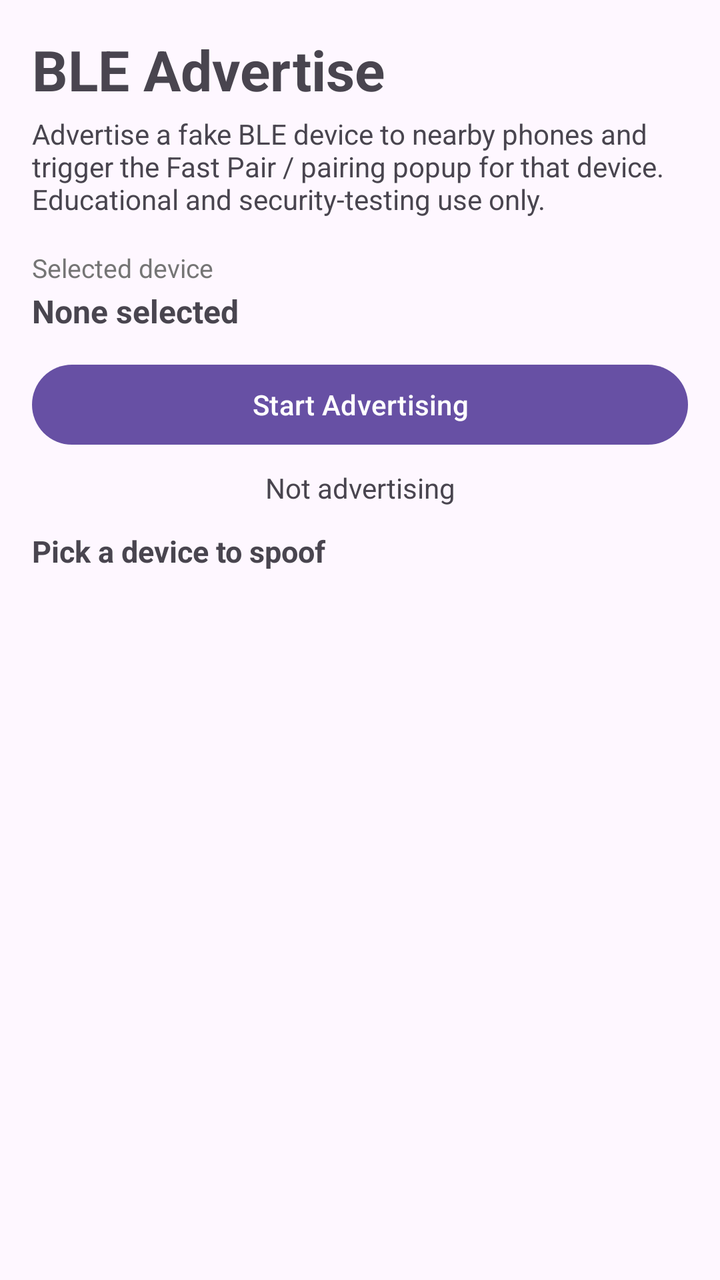
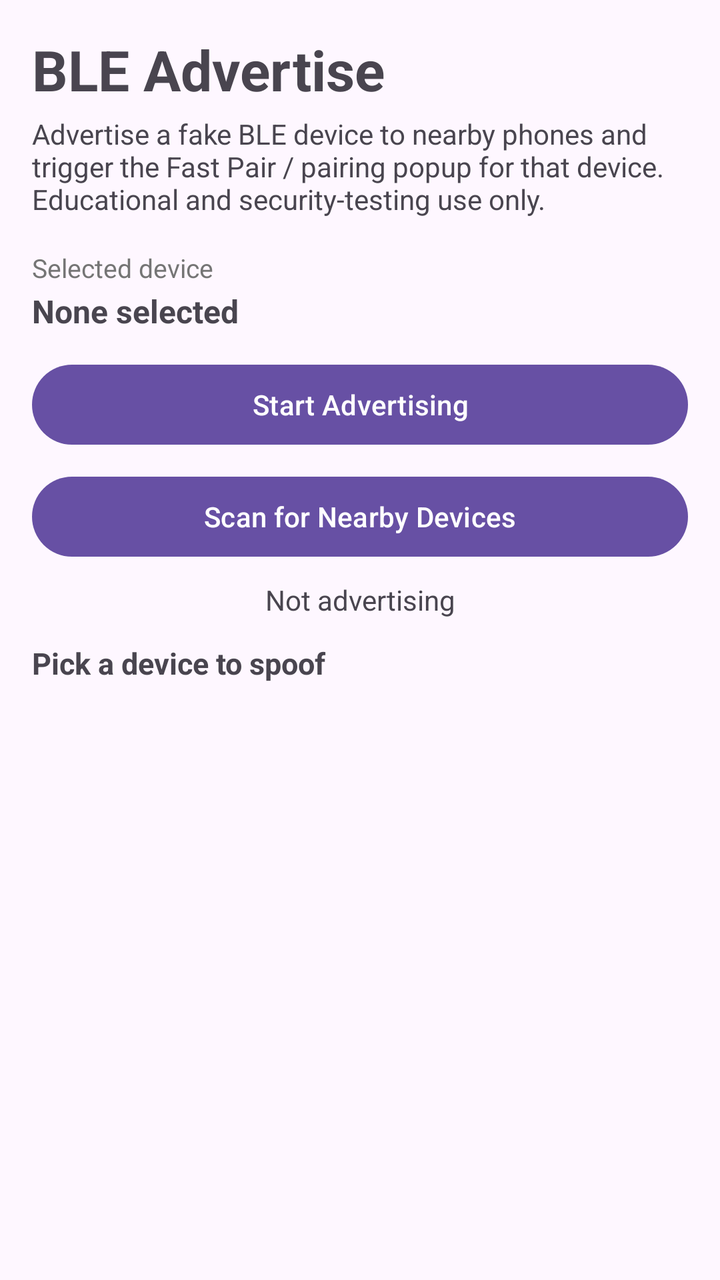

Compare the two renders of this Android layout. The source of the first and the diff that turns it into the second are given below.
<!-- AndroidManifest.xml: application theme Theme.BLEAdvertise -->
<!-- res/layout/activity_main.xml -->
<?xml version="1.0" encoding="utf-8"?>
<LinearLayout xmlns:android="http://schemas.android.com/apk/res/android"
    android:layout_width="match_parent"
    android:layout_height="match_parent"
    android:orientation="vertical"
    android:padding="16dp">

    <TextView
        android:layout_width="wrap_content"
        android:layout_height="wrap_content"
        android:text="@string/app_name"
        android:textSize="28sp"
        android:textStyle="bold" />

    <TextView
        android:layout_width="match_parent"
        android:layout_height="wrap_content"
        android:layout_marginTop="4dp"
        android:text="@string/app_subtitle"
        android:textSize="14sp" />

    <TextView
        android:layout_width="wrap_content"
        android:layout_height="wrap_content"
        android:layout_marginTop="16dp"
        android:text="@string/selected_device"
        android:textSize="13sp"
        android:textColor="#757575" />

    <TextView
        android:id="@+id/tvSelected"
        android:layout_width="match_parent"
        android:layout_height="wrap_content"
        android:layout_marginTop="2dp"
        android:text="@string/none_selected"
        android:textSize="16sp"
        android:textStyle="bold" />

    <com.google.android.material.button.MaterialButton
        android:id="@+id/btnToggle"
        android:layout_width="match_parent"
        android:layout_height="wrap_content"
        android:layout_marginTop="12dp"
        android:text="@string/start_advertising" />

    <TextView
        android:id="@+id/tvStatus"
        android:layout_width="match_parent"
        android:layout_height="wrap_content"
        android:layout_marginTop="8dp"
        android:gravity="center"
        android:text="@string/not_advertising"
        android:textSize="14sp" />

    <TextView
        android:layout_width="wrap_content"
        android:layout_height="wrap_content"
        android:layout_marginTop="12dp"
        android:text="@string/pick_device"
        android:textSize="15sp"
        android:textStyle="bold" />

    <ScrollView
        android:layout_width="match_parent"
        android:layout_height="0dp"
        android:layout_marginTop="4dp"
        android:layout_weight="1">

        <LinearLayout
            android:id="@+id/container"
            android:layout_width="match_parent"
            android:layout_height="wrap_content"
            android:orientation="vertical" />
    </ScrollView>
</LinearLayout>
<!-- resources referenced by this layout -->
<resources>
  <string name="app_name">BLE Advertise</string>
  <string name="app_subtitle">Advertise a fake BLE device to nearby phones and trigger the Fast Pair / pairing popup for that device. Educational and security-testing use only.</string>
  <string name="none_selected">None selected</string>
  <string name="not_advertising">Not advertising</string>
  <string name="pick_device">Pick a device to spoof</string>
  <string name="selected_device">Selected device</string>
  <string name="start_advertising">Start Advertising</string>
  <style name="Theme.BLEAdvertise" parent="Theme.Material3.DayNight.NoActionBar" />
</resources>

<!-- the commit's change to res/layout/activity_main.xml (unified diff, before → after) -->
@@ -43,6 +43,13 @@
         android:layout_marginTop="12dp"
         android:text="@string/start_advertising" />
 
+    <com.google.android.material.button.MaterialButton
+        android:id="@+id/btnScan"
+        android:layout_width="match_parent"
+        android:layout_height="wrap_content"
+        android:layout_marginTop="8dp"
+        android:text="@string/scan_for_devices" />
+
     <TextView
         android:id="@+id/tvStatus"
         android:layout_width="match_parent"
<!-- resource entries referenced after the edit -->
@@ -5,6 +5,7 @@
   <string name="none_selected">None selected</string>
   <string name="not_advertising">Not advertising</string>
   <string name="pick_device">Pick a device to spoof</string>
+  <string name="scan_for_devices">Scan for Nearby Devices</string>
   <string name="selected_device">Selected device</string>
   <string name="start_advertising">Start Advertising</string>
   <style name="Theme.BLEAdvertise" parent="Theme.Material3.DayNight.NoActionBar" />
